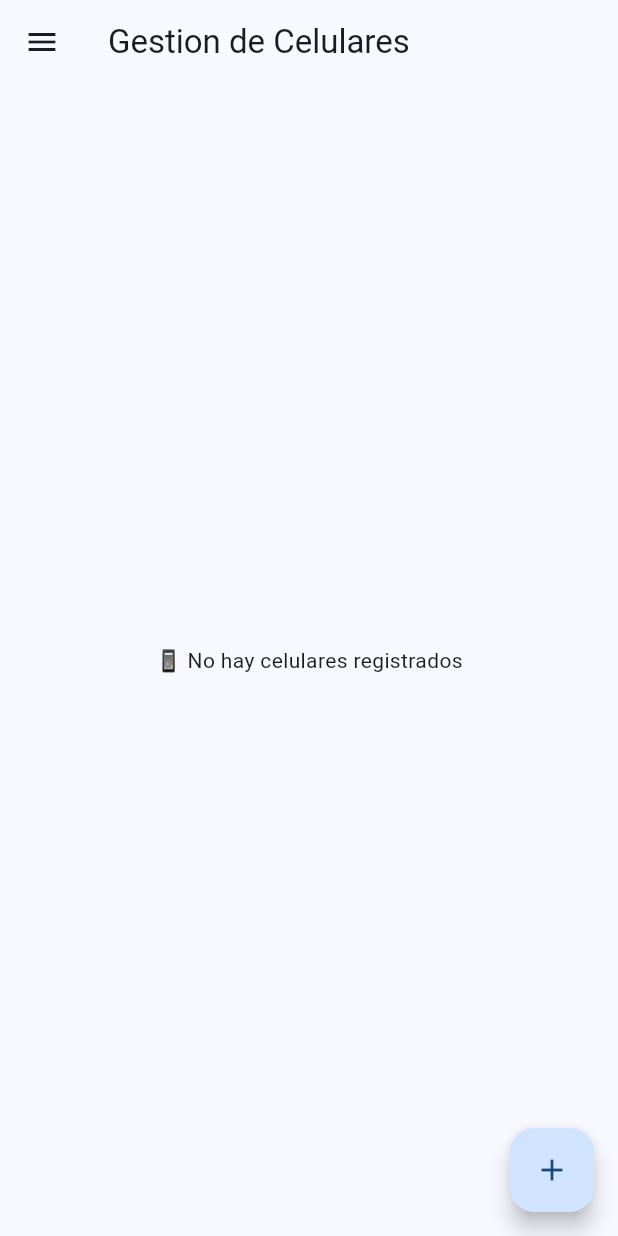
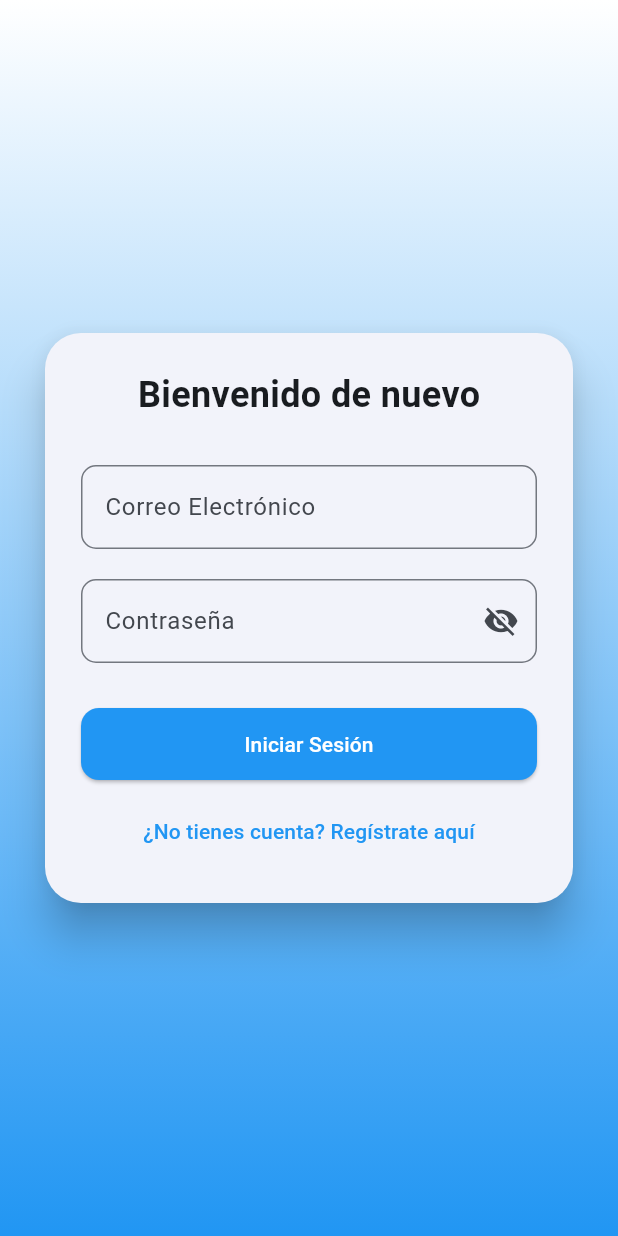
Before and after one commit to Angel453-jpg/flutter-crud, a Flutter app: the screen it shows after launch, on a phone screen of 412 x 824 dp. Run offline on Flutter 3.47's test engine with Material 3 defaults, Android fonts, the phone set to English and light mode, and no system bars; our stand-ins replace cloud_firestore, firebase_auth, firebase_core, shared_preferences; accounts and stored records are empty.

Commit message:
Se completan los modulos del login y register en la app

```diff
--- a/lib/main.dart
+++ b/lib/main.dart
@@ -1,7 +1,9 @@
 import 'package:firebase_core/firebase_core.dart';
 import 'package:flutter/material.dart';
-import 'package:flutter_crud/firebase_options.dart';
+import 'package:flutter_crud/config/firebase_options.dart';
+import 'package:flutter_crud/providers/auth_provider.dart';
 import 'package:flutter_crud/providers/theme_provider.dart';
+import 'package:flutter_crud/screens/login/login_screen.dart';
 import 'package:flutter_crud/screens/my_home_page.dart';
 import 'package:provider/provider.dart';
 
@@ -10,8 +12,11 @@ void main() async {
   await Firebase.initializeApp(options: DefaultFirebaseOptions.currentPlatform);
 
   runApp(
-    ChangeNotifierProvider(
-      create: (_) => ThemeProvider(),
+    MultiProvider(
+      providers: [
+        ChangeNotifierProvider(create: (_) => AuthProvider()),
+        ChangeNotifierProvider(create: (_) => ThemeProvider()),
+      ],
       child: const MyApp(),
     ),
   );
@@ -23,6 +28,7 @@ class MyApp extends StatelessWidget {
   @override
   Widget build(BuildContext context) {
     final themeProvider = Provider.of<ThemeProvider>(context);
+    final authProvider = Provider.of<AuthProvider>(context);
 
     return MaterialApp(
       title: "Flutter CRUD celulares",
@@ -33,7 +39,9 @@ class MyApp extends StatelessWidget {
         colorScheme: ColorScheme.fromSeed(seedColor: Colors.blue),
       ),
       darkTheme: ThemeData.dark(),
-      home: const MyHomePage(title: 'Gestion de Celulares'),
+      home: authProvider.user == null
+          ? LoginScreen()
+          : const MyHomePage(title: 'Gestión de Celulares'),
     );
   }
 }
--- /dev/null
+++ b/lib/screens/login/login_button.dart
@@ -0,0 +1,69 @@
+import 'package:flutter/material.dart';
+import 'package:provider/provider.dart';
+
+import '../../providers/auth_provider.dart';
+import '../my_home_page.dart';
+
+class LoginButton extends StatelessWidget {
+  final GlobalKey<FormState> formKey;
+  final TextEditingController emailController;
+  final TextEditingController passwordController;
+
+  const LoginButton({
+    super.key,
+    required this.formKey,
+    required this.emailController,
+    required this.passwordController,
+  });
+
+  @override
+  Widget build(BuildContext context) {
+    final authProvider = Provider.of<AuthProvider>(context);
+
+    return SizedBox(
+      width: double.infinity,
+      child: SizedBox(
+        width: double.infinity,
+        child: ElevatedButton(
+          style: ElevatedButton.styleFrom(
+            backgroundColor: Colors.blue,
+            foregroundColor: Colors.white,
+            padding: const EdgeInsets.symmetric(vertical: 14),
+            shape: RoundedRectangleBorder(
+              borderRadius: BorderRadius.circular(12),
+            ),
+          ),
+          onPressed: () async {
+            if (!formKey.currentState!.validate()) return;
+
+            final messenger = ScaffoldMessenger.of(context);
+            final navigator = Navigator.of(context);
+
+            final success = await authProvider.login(
+              emailController.text.trim(),
+              passwordController.text.trim(),
+            );
+
+            if (!success && context.mounted) {
+              messenger.showSnackBar(
+                const SnackBar(content: Text('❌ Error al iniciar sesión')),
+              );
+            } else if (context.mounted) {
+              final nombreCompleto = await authProvider.getUserName();
+              messenger.showSnackBar(
+                SnackBar(content: Text('✅ Bienvenido(a), $nombreCompleto')),
+              );
+              navigator.pushReplacement(
+                MaterialPageRoute(
+                  builder: (_) =>
+                      const MyHomePage(title: 'Gestión de Celulares'),
+                ),
+              );
+            }
+          },
+          child: const Text('Iniciar Sesión'),
+        ),
+      ),
+    );
+  }
+}
--- /dev/null
+++ b/lib/screens/login/login_form.dart
@@ -0,0 +1,117 @@
+import 'package:flutter/material.dart';
+import 'package:flutter_crud/screens/login/login_button.dart';
+
+import '../register/register_screen.dart';
+
+class LoginForm extends StatefulWidget {
+  const LoginForm({super.key});
+
+  @override
+  State<LoginForm> createState() => _LoginFormState();
+}
+
+class _LoginFormState extends State<LoginForm> {
+  final _formKey = GlobalKey<FormState>();
+  final emailController = TextEditingController();
+  final passwordController = TextEditingController();
+  bool _obscurePassword = true;
+
+  @override
+  Widget build(BuildContext context) {
+    return ConstrainedBox(
+      constraints: const BoxConstraints(maxWidth: 400),
+      child: Card(
+        elevation: 12,
+        margin: const EdgeInsets.symmetric(horizontal: 24),
+        shape: RoundedRectangleBorder(borderRadius: BorderRadius.circular(24)),
+        child: Padding(
+          padding: const EdgeInsets.all(24),
+          child: Form(
+            key: _formKey,
+            child: Column(
+              mainAxisSize: MainAxisSize.min,
+              children: [
+                const Text(
+                  'Bienvenido de nuevo',
+                  style: TextStyle(fontSize: 24, fontWeight: FontWeight.bold),
+                ),
+                const SizedBox(height: 30),
+                TextFormField(
+                  controller: emailController,
+                  decoration: InputDecoration(
+                    labelText: 'Correo Electrónico',
+                    border: OutlineInputBorder(
+                      borderRadius: BorderRadius.circular(10),
+                    ),
+                  ),
+                  keyboardType: TextInputType.emailAddress,
+                  validator: (value) {
+                    if (value == null || value.isEmpty) {
+                      return 'Ingrese su correo electrónico';
+                    }
+                    final emailRegex = RegExp(r'\S+@\S+\.\S+');
+                    if (!emailRegex.hasMatch(value)) {
+                      return 'Correo electrónico inválido';
+                    }
+                    return null;
+                  },
+                ),
+                const SizedBox(height: 20),
+                TextFormField(
+                  controller: passwordController,
+                  obscureText: _obscurePassword,
+                  decoration: InputDecoration(
+                    labelText: 'Contraseña',
+                    border: OutlineInputBorder(
+                      borderRadius: BorderRadius.circular(10),
+                    ),
+                    suffixIcon: IconButton(
+                      icon: Icon(
+                        _obscurePassword
+                            ? Icons.visibility_off
+                            : Icons.visibility,
+                      ),
+                      onPressed: () {
+                        setState(() {
+                          _obscurePassword = !_obscurePassword;
+                        });
+                      },
+                    ),
+                  ),
+                  validator: (value) {
+                    if (value == null || value.isEmpty) {
+                      return 'Ingrese su contraseña';
+                    }
+                    if (value.length < 8) {
+                      return 'Mínimo 8 caracteres';
+                    }
+                    return null;
+                  },
+                ),
+                const SizedBox(height: 30),
+                LoginButton(
+                  formKey: _formKey,
+                  emailController: emailController,
+                  passwordController: passwordController,
+                ),
+                const SizedBox(height: 10),
+                TextButton(
+                  onPressed: () {
+                    Navigator.push(
+                      context,
+                      MaterialPageRoute(builder: (_) => const RegisterScreen()),
+                    );
+                  },
+                  child: const Text(
+                    '¿No tienes cuenta? Regístrate aquí',
+                    style: TextStyle(color: Colors.blue),
+                  ),
+                ),
+              ],
+            ),
+          ),
+        ),
+      ),
+    );
+  }
+}
--- /dev/null
+++ b/lib/screens/login/login_screen.dart
@@ -0,0 +1,65 @@
+import 'package:flutter/material.dart';
+import 'package:flutter_crud/providers/auth_provider.dart';
+import 'package:flutter_crud/screens/login/login_form.dart';
+import 'package:provider/provider.dart';
+
+class LoginScreen extends StatefulWidget {
+  const LoginScreen({super.key});
+
+  @override
+  State<LoginScreen> createState() => _LoginScreenState();
+}
+
+class _LoginScreenState extends State<LoginScreen> {
+  double _opacity = 0;
+
+  @override
+  void initState() {
+    super.initState();
+    Future.delayed(const Duration(milliseconds: 200), () {
+      setState(() => _opacity = 1);
+    });
+  }
+
+  @override
+  void didChangeDependencies() {
+    super.didChangeDependencies();
+    final authProvider = Provider.of<AuthProvider>(context);
+    if (authProvider.shouldShowLogoutMessage) {
+      WidgetsBinding.instance.addPostFrameCallback((_) {
+        final messenger = ScaffoldMessenger.of(context);
+        messenger.clearSnackBars();
+        messenger.showSnackBar(
+          const SnackBar(content: Text('✅ Sesión cerrada correctamente')),
+        );
+        authProvider.markLogoutMessageAsShown();
+      });
+    }
+  }
+
+  @override
+  Widget build(BuildContext context) {
+    final isDark = Theme.of(context).brightness == Brightness.dark;
+
+    return Scaffold(
+      body: Container(
+        width: double.infinity,
+        height: double.infinity,
+        decoration: BoxDecoration(
+          gradient: LinearGradient(
+            colors: isDark
+                ? [Colors.black, Colors.grey]
+                : [Colors.white, Colors.blue],
+            begin: Alignment.topCenter,
+            end: Alignment.bottomCenter,
+          ),
+        ),
+        child: AnimatedOpacity(
+          opacity: _opacity,
+          duration: const Duration(milliseconds: 500),
+          child: const Center(child: SingleChildScrollView(child: LoginForm())),
+        ),
+      ),
+    );
+  }
+}
--- a/pubspec.yaml
+++ b/pubspec.yaml
@@ -38,6 +38,7 @@ dependencies:
   cloud_firestore: ^5.6.11
   provider: ^6.1.5
   shared_preferences: ^2.5.3
+  firebase_auth: ^5.6.2
 
 dev_dependencies:
   flutter_test:
```
Also changed, not shown: lib/providers/auth_provider.dart (added, +78 -0 lines), lib/screens/register/register_controller.dart (added, +18 -0 lines), lib/screens/register/register_form.dart (added, +134 -0 lines), lib/screens/register/register_screen.dart (added, +72 -0 lines), lib/services/auth_service.dart (added, +38 -0 lines), lib/services/firestore_service.dart (+29 -8 lines), lib/widgets/side_menu_drawer.dart (+48 -5 lines), lib/config/firebase_options.dart (renamed from lib/firebase_options.dart), lib/screens/theme/theme_settings_screen.dart (renamed from lib/screens/theme_settings_screen.dart), pubspec.lock, 5 other files.
